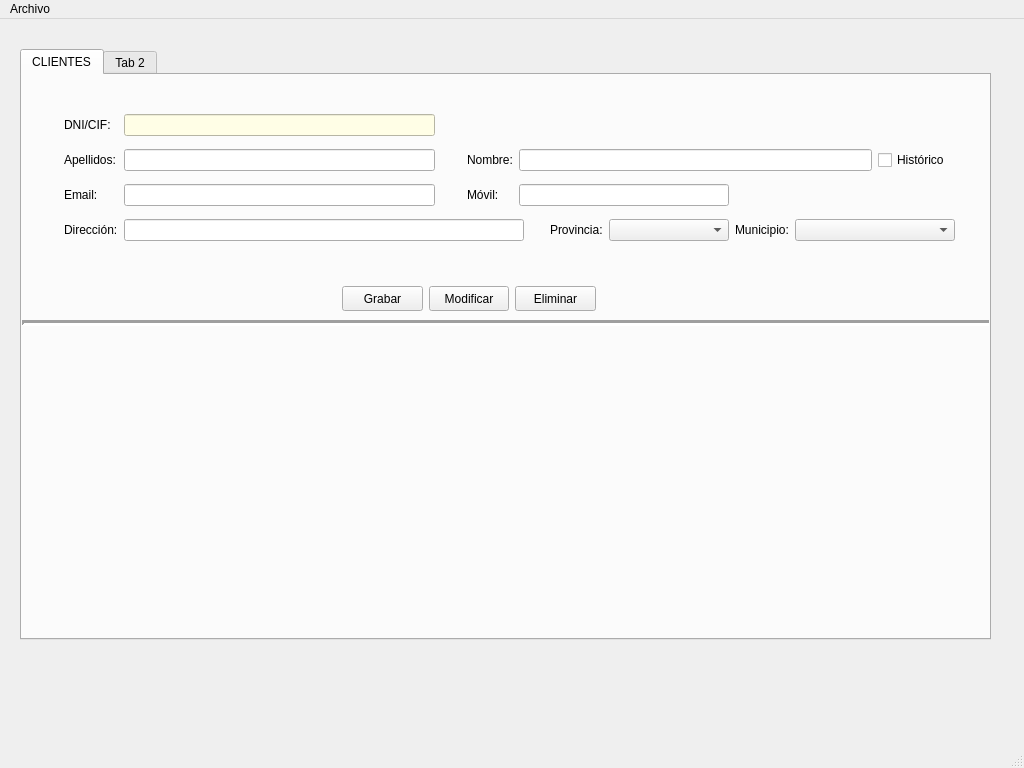
Above: venPrincipal.ui from EvanSilva/ProyectoDI-2 before the change. Below: the same form after it.
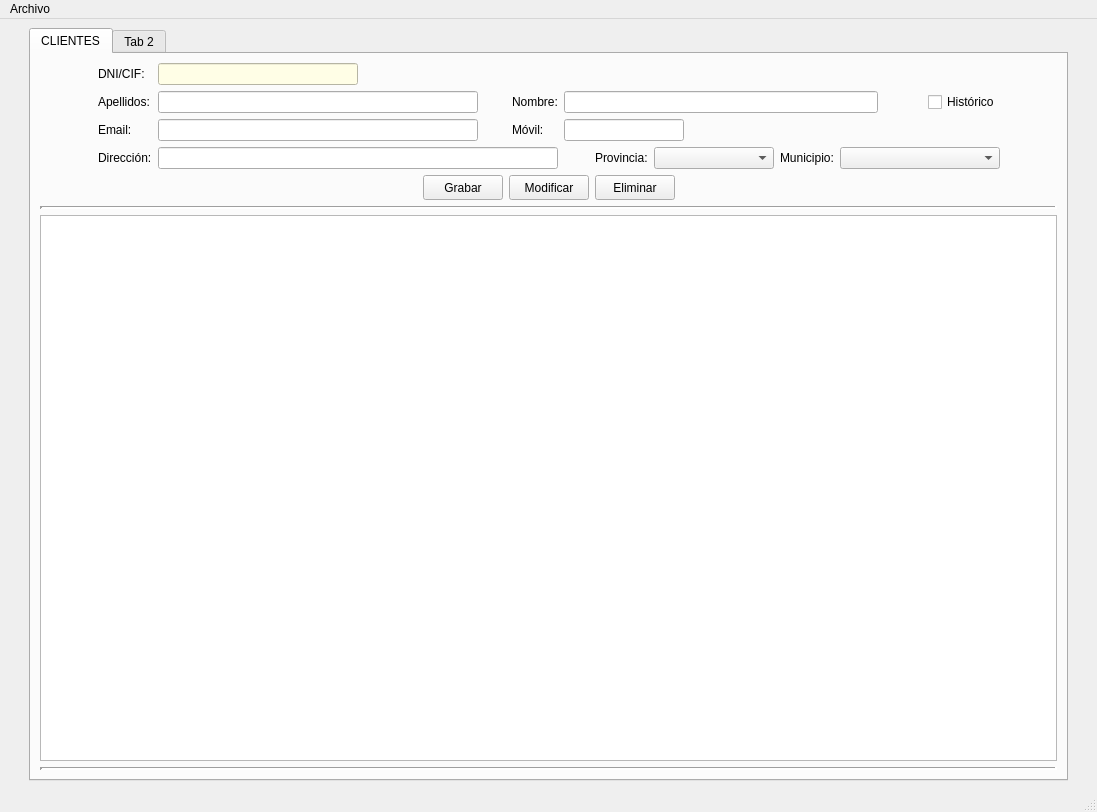
That is the form after the change. Icons and pictures are not drawn.

```diff
--- a/venPrincipal.ui
+++ b/venPrincipal.ui
@@ -6,22 +6,63 @@
    <rect>
     <x>0</x>
     <y>0</y>
-    <width>1024</width>
-    <height>768</height>
+    <width>1097</width>
+    <height>812</height>
    </rect>
   </property>
   <property name="windowTitle">
    <string>Inmoteis</string>
   </property>
   <widget class="QWidget" name="centralwidget">
+   <layout class="QGridLayout" name="gridLayout_2">
+    <item row="0" column="0">
+     <spacer name="horizontalSpacer_4">
+      <property name="orientation">
+       <enum>Qt::Horizontal</enum>
+      </property>
+      <property name="sizeType">
+       <enum>QSizePolicy::Maximum</enum>
+      </property>
+      <property name="sizeHint" stdset="0">
+       <size>
+        <width>20</width>
+        <height>20</height>
+       </size>
+      </property>
+     </spacer>
+    </item>
+    <item row="0" column="2">
+     <spacer name="horizontalSpacer_5">
+      <property name="orientation">
+       <enum>Qt::Horizontal</enum>
+      </property>
+      <property name="sizeType">
+       <enum>QSizePolicy::Maximum</enum>
+      </property>
+      <property name="sizeHint" stdset="0">
+       <size>
+        <width>20</width>
+        <height>20</height>
+       </size>
+      </property>
+     </spacer>
+    </item>
+    <item row="0" column="1">
    <widget class="QTabWidget" name="panPrincipal">
-    <property name="geometry">
-     <rect>
-      <x>20</x>
-      <y>30</y>
-      <width>971</width>
-      <height>591</height>
-     </rect>
+      <property name="enabled">
+       <bool>true</bool>
+      </property>
+      <property name="minimumSize">
+       <size>
+        <width>1024</width>
+        <height>753</height>
+       </size>
+      </property>
+      <property name="maximumSize">
+       <size>
+        <width>16777215</width>
+        <height>16777215</height>
+       </size>
     </property>
     <property name="currentIndex">
      <number>0</number>
@@ -30,76 +71,16 @@
      <attribute name="title">
       <string>CLIENTES</string>
      </attribute>
-     <widget class="Line" name="line">
-      <property name="geometry">
-       <rect>
-        <x>0</x>
-        <y>240</y>
-        <width>971</width>
-        <height>16</height>
-       </rect>
-      </property>
-      <property name="lineWidth">
-       <number>3</number>
-      </property>
-      <property name="orientation">
-       <enum>Qt::Horizontal</enum>
-      </property>
-     </widget>
-     <widget class="QWidget" name="">
-      <property name="geometry">
-       <rect>
-        <x>42</x>
-        <y>32</y>
-        <width>891</width>
-        <height>141</height>
-       </rect>
-      </property>
+       <layout class="QGridLayout" name="gridLayout_3">
+        <item row="0" column="0">
       <layout class="QGridLayout" name="gridLayout">
-       <item row="0" column="0">
-        <widget class="QLabel" name="lblDnicli">
-         <property name="text">
-          <string>DNI/CIF:</string>
-         </property>
-        </widget>
-       </item>
-       <item row="0" column="1">
-        <widget class="QLineEdit" name="txtDnicli">
-         <property name="minimumSize">
-          <size>
-           <width>120</width>
-           <height>0</height>
-          </size>
-         </property>
-         <property name="styleSheet">
-          <string notr="true">background-color: rgb(255, 254, 230);</string>
-         </property>
-        </widget>
-       </item>
-       <item row="1" column="0">
-        <widget class="QLabel" name="lblApelcli">
-         <property name="text">
-          <string>Apellidos:</string>
-         </property>
-        </widget>
-       </item>
-       <item row="1" column="1">
-        <widget class="QLineEdit" name="txtApelCli">
-         <property name="minimumSize">
-          <size>
-           <width>300</width>
-           <height>0</height>
-          </size>
-         </property>
-        </widget>
-       </item>
-       <item row="1" column="2">
-        <spacer name="horizontalSpacer">
+          <item row="3" column="5">
+           <spacer name="horizontalSpacer_3">
          <property name="orientation">
           <enum>Qt::Horizontal</enum>
          </property>
          <property name="sizeType">
-          <enum>QSizePolicy::Fixed</enum>
+             <enum>QSizePolicy::Minimum</enum>
          </property>
          <property name="sizeHint" stdset="0">
           <size>
@@ -109,78 +90,50 @@
          </property>
         </spacer>
        </item>
-       <item row="1" column="3">
-        <widget class="QLabel" name="lblNomcli">
-         <property name="text">
-          <string>Nombre:</string>
-         </property>
-        </widget>
-       </item>
-       <item row="1" column="4" colspan="5">
-        <widget class="QLineEdit" name="txtNomcli">
+          <item row="3" column="2" colspan="3">
+           <widget class="QLineEdit" name="txtDircli">
          <property name="minimumSize">
           <size>
-           <width>300</width>
+              <width>400</width>
            <height>0</height>
           </size>
          </property>
-         <property name="text">
-          <string/>
-         </property>
-        </widget>
-       </item>
-       <item row="1" column="9">
-        <widget class="QCheckBox" name="chkHistoriacli">
-         <property name="text">
-          <string>Histórico</string>
-         </property>
-        </widget>
-       </item>
-       <item row="2" column="0">
-        <widget class="QLabel" name="lblEmailcli">
+           </widget>
+          </item>
+          <item row="3" column="1">
+           <widget class="QLabel" name="lblDircli">
+            <property name="sizePolicy">
+             <sizepolicy hsizetype="Fixed" vsizetype="Preferred">
+              <horstretch>0</horstretch>
+              <verstretch>0</verstretch>
+             </sizepolicy>
+            </property>
          <property name="text">
-          <string>Email:</string>
+             <string>Dirección:</string>
          </property>
         </widget>
        </item>
-       <item row="2" column="1">
-        <widget class="QLineEdit" name="txtEmailcli">
-         <property name="minimumSize">
-          <size>
-           <width>300</width>
-           <height>0</height>
-          </size>
-         </property>
-         <property name="text">
-          <string/>
-         </property>
-        </widget>
-       </item>
-       <item row="2" column="2">
-        <spacer name="horizontalSpacer_2">
-         <property name="orientation">
-          <enum>Qt::Horizontal</enum>
-         </property>
-         <property name="sizeType">
-          <enum>QSizePolicy::Fixed</enum>
-         </property>
-         <property name="sizeHint" stdset="0">
-          <size>
-           <width>20</width>
-           <height>20</height>
-          </size>
-         </property>
-        </spacer>
-       </item>
-       <item row="2" column="3">
+          <item row="2" column="4">
         <widget class="QLabel" name="lblMovilcli">
+            <property name="sizePolicy">
+             <sizepolicy hsizetype="Fixed" vsizetype="Preferred">
+              <horstretch>0</horstretch>
+              <verstretch>0</verstretch>
+             </sizepolicy>
+            </property>
          <property name="text">
           <string>Móvil:</string>
          </property>
         </widget>
        </item>
-       <item row="2" column="4" colspan="3">
+          <item row="2" column="5" colspan="3">
         <widget class="QLineEdit" name="txtMovilcli">
+            <property name="sizePolicy">
+             <sizepolicy hsizetype="Fixed" vsizetype="Fixed">
+              <horstretch>0</horstretch>
+              <verstretch>0</verstretch>
+             </sizepolicy>
+            </property>
          <property name="minimumSize">
           <size>
            <width>120</width>
@@ -189,65 +142,226 @@
          </property>
         </widget>
        </item>
-       <item row="3" column="0">
-        <widget class="QLabel" name="lblDircli">
-         <property name="text">
-          <string>Dirección:</string>
-         </property>
-        </widget>
-       </item>
-       <item row="3" column="1" colspan="3">
-        <widget class="QLineEdit" name="txtDircli">
+          <item row="3" column="7">
+           <widget class="QComboBox" name="cmbProvcli">
+            <property name="sizePolicy">
+             <sizepolicy hsizetype="Fixed" vsizetype="Fixed">
+              <horstretch>0</horstretch>
+              <verstretch>0</verstretch>
+             </sizepolicy>
+            </property>
          <property name="minimumSize">
           <size>
-           <width>400</width>
+              <width>120</width>
            <height>0</height>
           </size>
          </property>
         </widget>
        </item>
-       <item row="3" column="4">
-        <spacer name="horizontalSpacer_3">
-         <property name="orientation">
-          <enum>Qt::Horizontal</enum>
-         </property>
-         <property name="sizeType">
-          <enum>QSizePolicy::Fixed</enum>
-         </property>
-         <property name="sizeHint" stdset="0">
-          <size>
-           <width>20</width>
-           <height>20</height>
-          </size>
-         </property>
-        </spacer>
-       </item>
-       <item row="3" column="5">
+          <item row="3" column="6">
         <widget class="QLabel" name="lblProvcli">
+            <property name="sizePolicy">
+             <sizepolicy hsizetype="Fixed" vsizetype="Preferred">
+              <horstretch>0</horstretch>
+              <verstretch>0</verstretch>
+             </sizepolicy>
+            </property>
          <property name="text">
           <string>Provincia:</string>
          </property>
         </widget>
        </item>
-       <item row="3" column="6">
-        <widget class="QComboBox" name="cmbProvcli">
-         <property name="minimumSize">
-          <size>
-           <width>120</width>
-           <height>0</height>
-          </size>
-         </property>
-        </widget>
-       </item>
-       <item row="3" column="7">
+          <item row="3" column="8">
         <widget class="QLabel" name="lblMunicli_2">
+            <property name="sizePolicy">
+             <sizepolicy hsizetype="Fixed" vsizetype="Preferred">
+              <horstretch>0</horstretch>
+              <verstretch>0</verstretch>
+             </sizepolicy>
+            </property>
          <property name="text">
           <string>Municipio:</string>
          </property>
         </widget>
        </item>
-       <item row="3" column="8" colspan="2">
+          <item row="2" column="3">
+           <spacer name="horizontalSpacer_2">
+            <property name="orientation">
+             <enum>Qt::Horizontal</enum>
+            </property>
+            <property name="sizeType">
+             <enum>QSizePolicy::Minimum</enum>
+            </property>
+            <property name="sizeHint" stdset="0">
+             <size>
+              <width>20</width>
+              <height>20</height>
+             </size>
+            </property>
+           </spacer>
+          </item>
+          <item row="2" column="1">
+           <widget class="QLabel" name="lblEmailcli">
+            <property name="sizePolicy">
+             <sizepolicy hsizetype="Fixed" vsizetype="Preferred">
+              <horstretch>0</horstretch>
+              <verstretch>0</verstretch>
+             </sizepolicy>
+            </property>
+            <property name="text">
+             <string>Email:</string>
+            </property>
+           </widget>
+          </item>
+          <item row="2" column="2">
+           <widget class="QLineEdit" name="txtEmailcli">
+            <property name="minimumSize">
+             <size>
+              <width>300</width>
+              <height>0</height>
+             </size>
+            </property>
+            <property name="maximumSize">
+             <size>
+              <width>320</width>
+              <height>16777215</height>
+             </size>
+            </property>
+            <property name="text">
+             <string/>
+            </property>
+           </widget>
+          </item>
+          <item row="1" column="11">
+           <widget class="QCheckBox" name="chkHistoriacli">
+            <property name="sizePolicy">
+             <sizepolicy hsizetype="Fixed" vsizetype="Fixed">
+              <horstretch>0</horstretch>
+              <verstretch>0</verstretch>
+             </sizepolicy>
+            </property>
+            <property name="text">
+             <string>Histórico</string>
+            </property>
+           </widget>
+          </item>
+          <item row="0" column="2">
+           <widget class="QLineEdit" name="txtDnicli">
+            <property name="minimumSize">
+             <size>
+              <width>120</width>
+              <height>0</height>
+             </size>
+            </property>
+            <property name="maximumSize">
+             <size>
+              <width>200</width>
+              <height>16777215</height>
+             </size>
+            </property>
+            <property name="styleSheet">
+             <string notr="true">background-color: rgb(255, 254, 230);</string>
+            </property>
+           </widget>
+          </item>
+          <item row="0" column="1">
+           <widget class="QLabel" name="lblDnicli">
+            <property name="sizePolicy">
+             <sizepolicy hsizetype="Fixed" vsizetype="Preferred">
+              <horstretch>0</horstretch>
+              <verstretch>0</verstretch>
+             </sizepolicy>
+            </property>
+            <property name="text">
+             <string>DNI/CIF:</string>
+            </property>
+           </widget>
+          </item>
+          <item row="1" column="4">
+           <widget class="QLabel" name="lblNomcli">
+            <property name="sizePolicy">
+             <sizepolicy hsizetype="Fixed" vsizetype="Preferred">
+              <horstretch>0</horstretch>
+              <verstretch>0</verstretch>
+             </sizepolicy>
+            </property>
+            <property name="text">
+             <string>Nombre:</string>
+            </property>
+           </widget>
+          </item>
+          <item row="1" column="3">
+           <spacer name="horizontalSpacer">
+            <property name="orientation">
+             <enum>Qt::Horizontal</enum>
+            </property>
+            <property name="sizeType">
+             <enum>QSizePolicy::Maximum</enum>
+            </property>
+            <property name="sizeHint" stdset="0">
+             <size>
+              <width>20</width>
+              <height>20</height>
+             </size>
+            </property>
+           </spacer>
+          </item>
+          <item row="1" column="5" colspan="5">
+           <widget class="QLineEdit" name="txtNomcli">
+            <property name="minimumSize">
+             <size>
+              <width>300</width>
+              <height>0</height>
+             </size>
+            </property>
+            <property name="maximumSize">
+             <size>
+              <width>320</width>
+              <height>16777215</height>
+             </size>
+            </property>
+            <property name="text">
+             <string/>
+            </property>
+           </widget>
+          </item>
+          <item row="1" column="2">
+           <widget class="QLineEdit" name="txtApelCli">
+            <property name="minimumSize">
+             <size>
+              <width>300</width>
+              <height>0</height>
+             </size>
+            </property>
+            <property name="maximumSize">
+             <size>
+              <width>320</width>
+              <height>16777215</height>
+             </size>
+            </property>
+           </widget>
+          </item>
+          <item row="1" column="1">
+           <widget class="QLabel" name="lblApelcli">
+            <property name="sizePolicy">
+             <sizepolicy hsizetype="Fixed" vsizetype="Preferred">
+              <horstretch>0</horstretch>
+              <verstretch>0</verstretch>
+             </sizepolicy>
+            </property>
+            <property name="text">
+             <string>Apellidos:</string>
+            </property>
+           </widget>
+          </item>
+          <item row="3" column="9" colspan="3">
         <widget class="QComboBox" name="cmbMunicli_2">
+            <property name="sizePolicy">
+             <sizepolicy hsizetype="Fixed" vsizetype="Fixed">
+              <horstretch>0</horstretch>
+              <verstretch>0</verstretch>
+             </sizepolicy>
+            </property>
          <property name="minimumSize">
           <size>
            <width>160</width>
@@ -256,18 +370,152 @@
          </property>
         </widget>
        </item>
-      </layout>
-     </widget>
-     <widget class="QWidget" name="">
-      <property name="geometry">
-       <rect>
-        <x>320</x>
-        <y>210</y>
-        <width>254</width>
-        <height>27</height>
-       </rect>
-      </property>
+          <item row="2" column="12">
+           <spacer name="horizontalSpacer_11">
+            <property name="orientation">
+             <enum>Qt::Horizontal</enum>
+            </property>
+            <property name="sizeType">
+             <enum>QSizePolicy::Expanding</enum>
+            </property>
+            <property name="sizeHint" stdset="0">
+             <size>
+              <width>40</width>
+              <height>20</height>
+             </size>
+            </property>
+           </spacer>
+          </item>
+          <item row="1" column="10">
+           <spacer name="horizontalSpacer_8">
+            <property name="orientation">
+             <enum>Qt::Horizontal</enum>
+            </property>
+            <property name="sizeType">
+             <enum>QSizePolicy::Fixed</enum>
+            </property>
+            <property name="sizeHint" stdset="0">
+             <size>
+              <width>20</width>
+              <height>20</height>
+             </size>
+            </property>
+           </spacer>
+          </item>
+          <item row="3" column="12">
+           <spacer name="horizontalSpacer_10">
+            <property name="orientation">
+             <enum>Qt::Horizontal</enum>
+            </property>
+            <property name="sizeType">
+             <enum>QSizePolicy::Expanding</enum>
+            </property>
+            <property name="sizeHint" stdset="0">
+             <size>
+              <width>40</width>
+              <height>20</height>
+             </size>
+            </property>
+           </spacer>
+          </item>
+          <item row="1" column="12">
+           <spacer name="horizontalSpacer_9">
+            <property name="orientation">
+             <enum>Qt::Horizontal</enum>
+            </property>
+            <property name="sizeType">
+             <enum>QSizePolicy::Expanding</enum>
+            </property>
+            <property name="sizeHint" stdset="0">
+             <size>
+              <width>40</width>
+              <height>20</height>
+             </size>
+            </property>
+           </spacer>
+          </item>
+          <item row="1" column="0">
+           <spacer name="horizontalSpacer_12">
+            <property name="orientation">
+             <enum>Qt::Horizontal</enum>
+            </property>
+            <property name="sizeHint" stdset="0">
+             <size>
+              <width>40</width>
+              <height>20</height>
+             </size>
+            </property>
+           </spacer>
+          </item>
+          <item row="2" column="0">
+           <spacer name="horizontalSpacer_13">
+            <property name="orientation">
+             <enum>Qt::Horizontal</enum>
+            </property>
+            <property name="sizeHint" stdset="0">
+             <size>
+              <width>40</width>
+              <height>20</height>
+             </size>
+            </property>
+           </spacer>
+          </item>
+          <item row="3" column="0">
+           <spacer name="horizontalSpacer_14">
+            <property name="orientation">
+             <enum>Qt::Horizontal</enum>
+            </property>
+            <property name="sizeHint" stdset="0">
+             <size>
+              <width>40</width>
+              <height>20</height>
+             </size>
+            </property>
+           </spacer>
+          </item>
+          <item row="0" column="0">
+           <spacer name="horizontalSpacer_15">
+            <property name="orientation">
+             <enum>Qt::Horizontal</enum>
+            </property>
+            <property name="sizeHint" stdset="0">
+             <size>
+              <width>40</width>
+              <height>20</height>
+             </size>
+            </property>
+           </spacer>
+          </item>
+          <item row="0" column="12">
+           <spacer name="horizontalSpacer_16">
+            <property name="orientation">
+             <enum>Qt::Horizontal</enum>
+            </property>
+            <property name="sizeHint" stdset="0">
+             <size>
+              <width>40</width>
+              <height>20</height>
+             </size>
+            </property>
+           </spacer>
+          </item>
+         </layout>
+        </item>
+        <item row="1" column="0">
       <layout class="QHBoxLayout" name="horizontalLayout">
+          <item>
+           <spacer name="horizontalSpacer_6">
+            <property name="orientation">
+             <enum>Qt::Horizontal</enum>
+            </property>
+            <property name="sizeHint" stdset="0">
+             <size>
+              <width>40</width>
+              <height>20</height>
+             </size>
+            </property>
+           </spacer>
+          </item>
        <item>
         <widget class="QPushButton" name="btlGrabarcli">
          <property name="minimumSize">
@@ -307,8 +555,58 @@
          </property>
         </widget>
        </item>
-      </layout>
-     </widget>
+          <item>
+           <spacer name="horizontalSpacer_7">
+            <property name="orientation">
+             <enum>Qt::Horizontal</enum>
+            </property>
+            <property name="sizeType">
+             <enum>QSizePolicy::Expanding</enum>
+            </property>
+            <property name="sizeHint" stdset="0">
+             <size>
+              <width>40</width>
+              <height>20</height>
+             </size>
+            </property>
+           </spacer>
+          </item>
+         </layout>
+        </item>
+        <item row="5" column="0">
+         <widget class="Line" name="line_2">
+          <property name="lineWidth">
+           <number>3</number>
+          </property>
+          <property name="orientation">
+           <enum>Qt::Horizontal</enum>
+          </property>
+         </widget>
+        </item>
+        <item row="2" column="0">
+         <widget class="Line" name="line">
+          <property name="lineWidth">
+           <number>3</number>
+          </property>
+          <property name="orientation">
+           <enum>Qt::Horizontal</enum>
+          </property>
+         </widget>
+        </item>
+        <item row="3" column="0">
+         <widget class="QTableWidget" name="tablaClientes">
+          <property name="sizePolicy">
+           <sizepolicy hsizetype="Expanding" vsizetype="Expanding">
+            <horstretch>0</horstretch>
+            <verstretch>0</verstretch>
+           </sizepolicy>
+          </property>
+          <property name="autoFillBackground">
+           <bool>true</bool>
+          </property>
+         </widget>
+        </item>
+       </layout>
     </widget>
     <widget class="QWidget" name="tabConstruccion">
      <attribute name="title">
@@ -332,13 +630,15 @@
      </widget>
     </widget>
    </widget>
+    </item>
+   </layout>
   </widget>
   <widget class="QMenuBar" name="menubar">
    <property name="geometry">
     <rect>
      <x>0</x>
      <y>0</y>
-     <width>1024</width>
+     <width>1097</width>
      <height>21</height>
     </rect>
    </property>
```
Left out of the diff: 6 changed lines with no effect on the pictures. Lines whose indentation alone changed are shown as unchanged.
